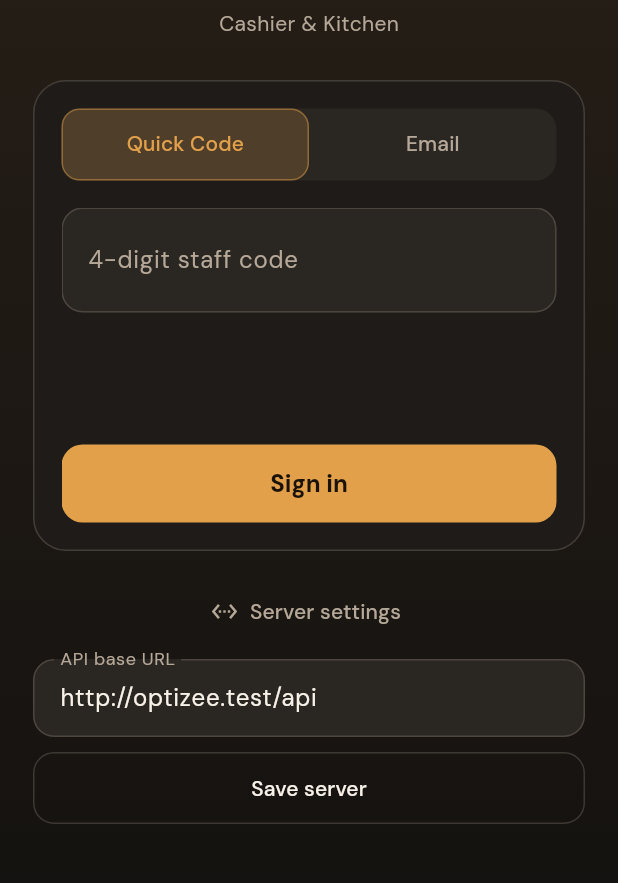
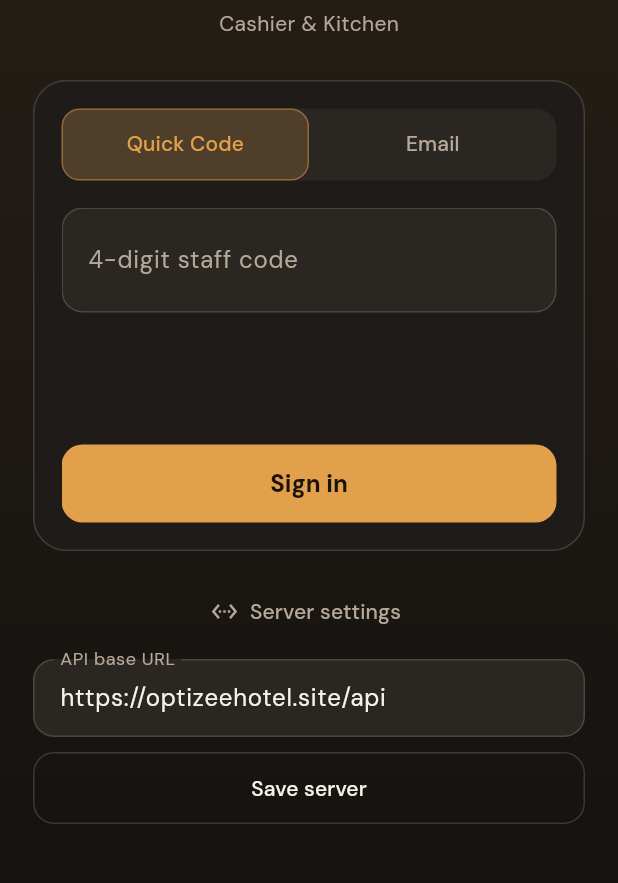
Before and after one commit to biggestben1/optizee, a Flutter app: the screen it shows after launch, after a tap on "Server settings", on a phone screen of 412 x 824 dp, the part 316-1199 px from its top. Run offline on Flutter 3.47's test engine with Material 3 defaults, Android fonts, the phone set to English and light mode, and no system bars; our stand-ins replace google_fonts, shared_preferences; accounts and stored records are empty; network calls fail.

Commit message:
Point staff app at production API and add Optizee launcher icons.
Co-authored-by: Cursor <cursoragent@cursor.com>

```diff
--- a/mobile/lib/config/api_config.dart
+++ b/mobile/lib/config/api_config.dart
@@ -1,6 +1,6 @@
 class ApiConfig {
-  /// Default for local Valet/Herd. Change on login screen for phone testing.
-  static const String defaultBaseUrl = 'http://optizee.test/api';
+  /// Production staff API. Override on login screen if needed.
+  static const String defaultBaseUrl = 'https://optizeehotel.site/api';
 
   static const String tokenKey = 'staff_token';
   static const String baseUrlKey = 'staff_base_url';
```
Also changed, not shown: mobile/pubspec.yaml (+11 -0 lines), mobile/pubspec.lock, 44 other files.
